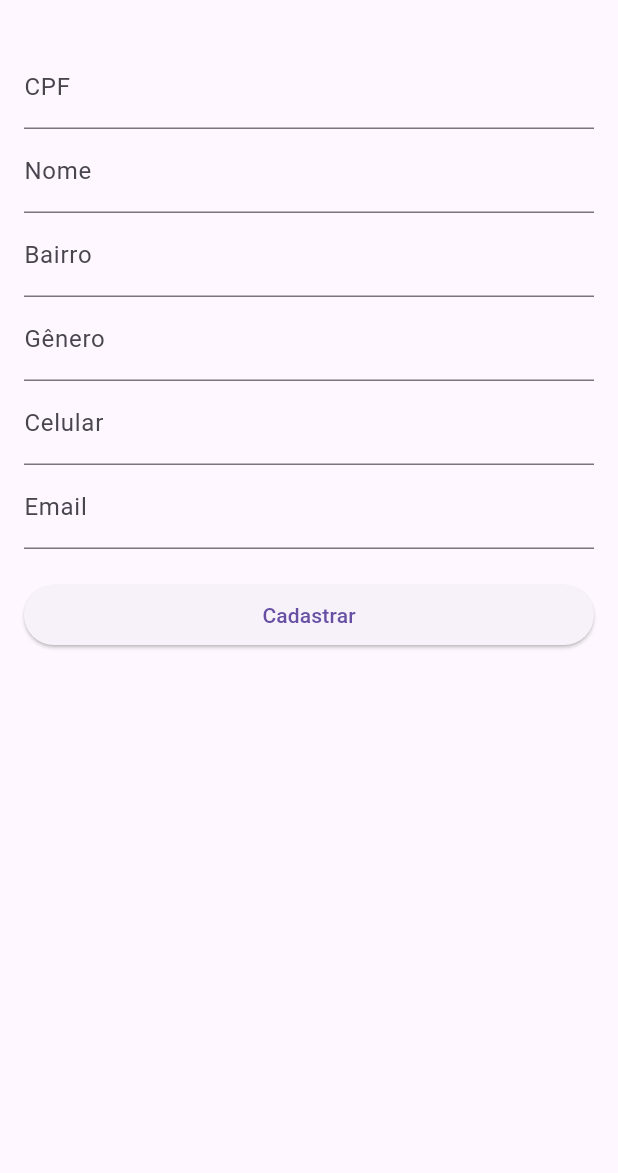
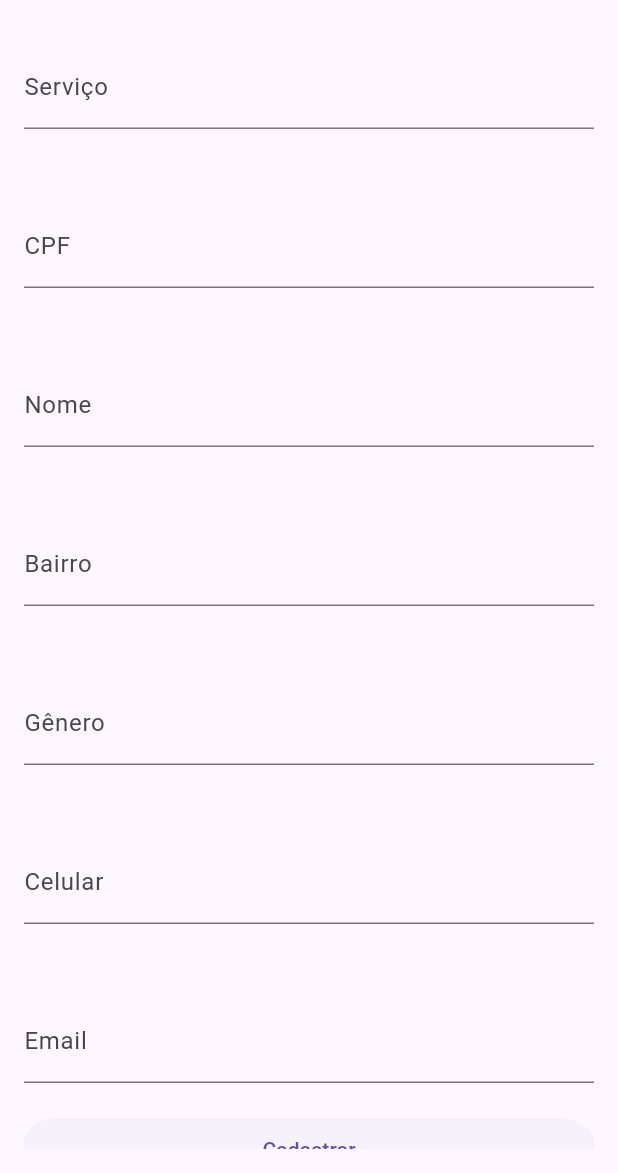
Before and after one commit to Amaralz/Ijob, a Flutter app: the screen it shows after launch, after a tap on "Não sou cadastrado", on a phone screen of 412 x 824 dp, the part 63-1236 px from its top. Run offline on Flutter 3.47's test engine with Material 3 defaults, Android fonts, the light colour scheme and no system bars; our stand-ins replace mask_text_input_formatter.

Commit message:
design do login e add tela homePage
LOGIN
- imagem adicionada na tela
- dark/light mode (varia com o tema do systema do usuario.
- inputs modificados e logica no sistema login

CADASTRO
- (+1) campo de cadastro adicionado "serviço"
- alteração no layout dos inputs

NEW = tela HomePage

```diff
--- a/ijob/lib/components/cadastro_component.dart
+++ b/ijob/lib/components/cadastro_component.dart
@@ -1,11 +1,11 @@
 import 'package:flutter/material.dart';
-import 'package:flutter/services.dart';
 import 'package:mask_text_input_formatter/mask_text_input_formatter.dart';
 
 class CadastroComponent extends StatelessWidget {
   final cpfFormatter = MaskTextInputFormatter(mask: '###.###.###-##');
   final celularFormatter = MaskTextInputFormatter(mask: '(##) #####-####');
 
+  final TextEditingController servicoController = TextEditingController();
   final TextEditingController cpfController = TextEditingController();
   final TextEditingController nomeController = TextEditingController();
   final TextEditingController bairroController = TextEditingController();
@@ -22,29 +22,39 @@ class CadastroComponent extends StatelessWidget {
         child: ListView(
           children: [
             TextField(
+              controller: servicoController,
+              decoration: InputDecoration(labelText: 'Serviço'),
+            ),
+            SizedBox(height: 50),
+            TextField(
               controller: cpfController,
               inputFormatters: [cpfFormatter],
               keyboardType: TextInputType.number,
               decoration: InputDecoration(labelText: 'CPF'),
             ),
+            SizedBox(height: 50),
             TextField(
               controller: nomeController,
               decoration: InputDecoration(labelText: 'Nome'),
             ),
+            SizedBox(height: 50),
             TextField(
               controller: bairroController,
               decoration: InputDecoration(labelText: 'Bairro'),
             ),
+            SizedBox(height: 50),
             TextField(
               controller: generoController,
               decoration: InputDecoration(labelText: 'Gênero'),
             ),
+            SizedBox(height: 50),
             TextField(
               controller: celularController,
               inputFormatters: [celularFormatter],
               keyboardType: TextInputType.phone,
               decoration: InputDecoration(labelText: 'Celular'),
             ),
+            SizedBox(height: 50),
             TextField(
               controller: emailController,
               keyboardType: TextInputType.emailAddress,
--- a/ijob/lib/components/login_component.dart
+++ b/ijob/lib/components/login_component.dart
@@ -1,17 +1,52 @@
 import 'package:flutter/material.dart';
 
-class LoginComponent extends StatelessWidget {
+class LoginComponent extends StatefulWidget {
+  @override
+  _LoginComponentState createState() => _LoginComponentState();
+}
+
+class _LoginComponentState extends State<LoginComponent> {
   final TextEditingController usuarioController = TextEditingController();
   final TextEditingController senhaController = TextEditingController();
+
+  void _login() {
+    String usuario = usuarioController.text;
+    String senha = senhaController.text;
+
+    if (usuario == 'admin' && senha == '123') {
+      Navigator.pushNamed(context, '/homepage');
+    } else {
+      ScaffoldMessenger.of(
+        context,
+      ).showSnackBar(SnackBar(content: Text('usuario ou senha invalidos!')));
+    }
+  }
 
   @override
   Widget build(BuildContext context) {
     return Scaffold(
-      appBar: AppBar(title: const Text('Login')),
+      appBar: AppBar(title: const Text(''), centerTitle: true), //iperson
       body: Padding(
-        padding: EdgeInsets.all(16),
+        padding: EdgeInsets.all(20),
         child: Column(
+          mainAxisAlignment: MainAxisAlignment.center,
+          crossAxisAlignment: CrossAxisAlignment.stretch,
           children: [
+            Image.asset(
+              'assets/images/trabalhadores.png',
+              height: 120,
+              color: Theme.of(context).brightness == Brightness.dark
+                  ? Colors.white
+                  : Colors.black,
+            ),
+            SizedBox(height: 40),
+            Text(
+              'LOGIN',
+              textAlign: TextAlign.center,
+              style: TextStyle(fontSize: 22, fontWeight: FontWeight.bold),
+            ),
+            SizedBox(height: 20),
+
             TextField(
               controller: usuarioController,
               decoration: const InputDecoration(labelText: 'Usuário'),
@@ -22,12 +57,14 @@ class LoginComponent extends StatelessWidget {
               obscureText: true,
             ),
             SizedBox(height: 20),
+
             ElevatedButton(
               onPressed: () {
-                // lógica de login
+                _login();
               },
               child: Text('Enviar'),
             ),
+
             TextButton(
               onPressed: () {
                 Navigator.pushNamed(context, '/cadastro');
--- a/ijob/lib/main.dart
+++ b/ijob/lib/main.dart
@@ -1,15 +1,30 @@
 import 'package:flutter/material.dart';
+//import 'package:ijob/pages/home_page.dart';
 import 'components/login_component.dart';
 import 'components/cadastro_component.dart';
+import 'pages/home_page.dart';
 
 void main() {
   runApp(
     MaterialApp(
       title: 'App de Cadastro',
+
+      theme: ThemeData(
+        brightness: Brightness.light,
+        primarySwatch: Colors.blue,
+      ),
+
+      darkTheme: ThemeData(
+        brightness: Brightness.dark,
+        primarySwatch: Colors.blue,
+      ),
+      themeMode: ThemeMode.system,
+
       initialRoute: '/',
       routes: {
         '/': (context) => LoginComponent(),
         '/cadastro': (context) => CadastroComponent(),
+        '/homepage': (context) => HomePage(),
       },
     ),
   );
--- a/ijob/pubspec.yaml
+++ b/ijob/pubspec.yaml
@@ -63,6 +63,9 @@ flutter:
   #   - images/a_dot_burr.jpeg
   #   - images/a_dot_ham.jpeg
 
+  assets:
+     - assets/images/trabalhadores.png
+
   # An image asset can refer to one or more resolution-specific "variants", see
   # https://flutter.dev/to/resolution-aware-images
 
```
Also changed, not shown: ijob/lib/pages/home_page.dart (added, +37 -0 lines), ijob/assets/images/trabalhadores.png (added).
